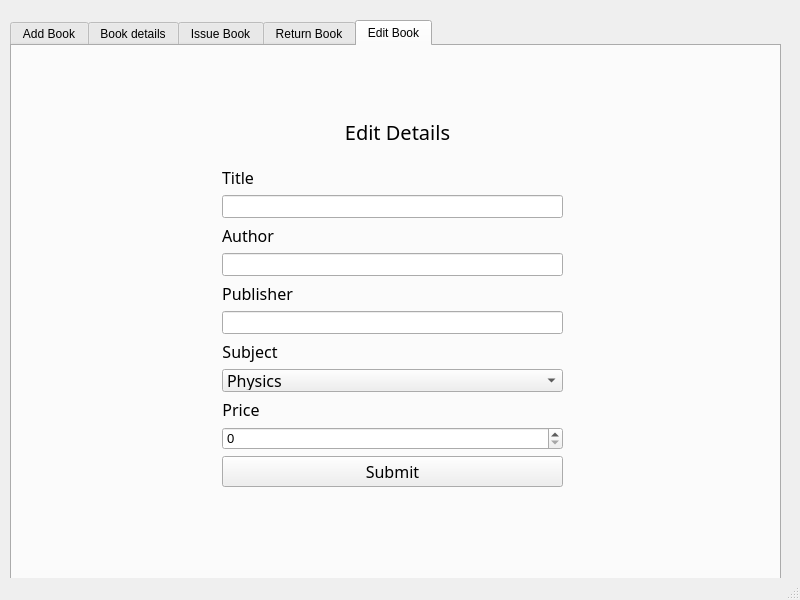
The window that ui/Book Window.ui (amazinglySK/lms-400) describes before a commit, drawn with Qt 5.
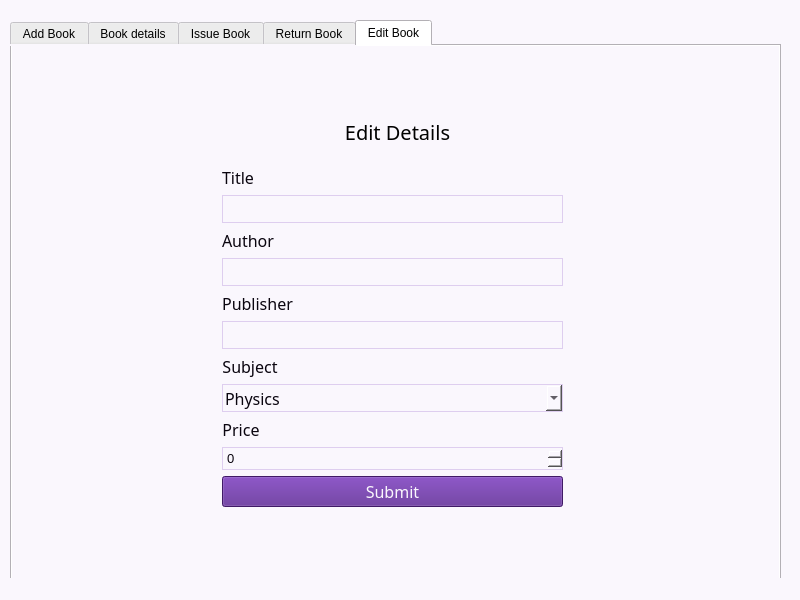
The same window after the commit. The open tabs and pages were chosen to show the change.

Patch:
```diff
--- a/ui/Book Window.ui
+++ b/ui/Book Window.ui
@@ -13,6 +13,9 @@
   <property name="windowTitle">
    <string>Books</string>
   </property>
+  <property name="styleSheet">
+   <string notr="true">background-color : #faf7fd;</string>
+  </property>
   <widget class="QWidget" name="centralwidget">
    <widget class="QTabWidget" name="BookTabs">
     <property name="geometry">
@@ -767,15 +770,18 @@
          <set>Qt::AlignCenter</set>
         </property>
        </widget>
-       <widget class="QWidget" name="">
+       <widget class="QWidget" name="layoutWidget">
         <property name="geometry">
          <rect>
           <x>200</x>
           <y>110</y>
           <width>341</width>
-          <height>321</height>
+          <height>341</height>
          </rect>
         </property>
+        <property name="styleSheet">
+         <string notr="true">color : #0a050f;</string>
+        </property>
         <layout class="QVBoxLayout" name="verticalLayout_7">
          <item>
           <layout class="QFormLayout" name="formLayout_2">
@@ -812,6 +818,9 @@
                <pointsize>12</pointsize>
               </font>
              </property>
+             <property name="styleSheet">
+              <string notr="true">color : #0a050f; border : 1px solid #deceef; padding : 2px;</string>
+             </property>
             </widget>
            </item>
            <item row="1" column="0">
@@ -828,6 +837,9 @@
                <pointsize>12</pointsize>
               </font>
              </property>
+             <property name="styleSheet">
+              <string notr="true">color : #0a050f;</string>
+             </property>
              <property name="text">
               <string>Author</string>
              </property>
@@ -844,6 +856,9 @@
                <pointsize>12</pointsize>
               </font>
              </property>
+             <property name="styleSheet">
+              <string notr="true">color : #0a050f; border : 1px solid #deceef; padding : 2px;</string>
+             </property>
             </widget>
            </item>
            <item row="2" column="0">
@@ -860,6 +875,9 @@
                <pointsize>12</pointsize>
               </font>
              </property>
+             <property name="styleSheet">
+              <string notr="true">color : #0a050f;</string>
+             </property>
              <property name="text">
               <string>Publisher</string>
              </property>
@@ -876,6 +894,9 @@
                <pointsize>12</pointsize>
               </font>
              </property>
+             <property name="styleSheet">
+              <string notr="true">color : #0a050f; border : 1px solid #deceef; padding : 2px;</string>
+             </property>
             </widget>
            </item>
            <item row="3" column="0">
@@ -892,6 +913,9 @@
                <pointsize>12</pointsize>
               </font>
              </property>
+             <property name="styleSheet">
+              <string notr="true">color : #0a050f;</string>
+             </property>
              <property name="text">
               <string>Subject</string>
              </property>
@@ -908,6 +932,9 @@
                <pointsize>12</pointsize>
               </font>
              </property>
+             <property name="styleSheet">
+              <string notr="true">color : #0a050f; border : 1px solid #deceef; padding : 2px;</string>
+             </property>
              <item>
               <property name="text">
                <string>Physics</string>
@@ -949,6 +976,9 @@
                <pointsize>12</pointsize>
               </font>
              </property>
+             <property name="styleSheet">
+              <string notr="true">color : #0a050f;</string>
+             </property>
              <property name="text">
               <string>Price</string>
              </property>
@@ -970,6 +1000,9 @@
                <pointsize>10</pointsize>
               </font>
              </property>
+             <property name="styleSheet">
+              <string notr="true">color : #0a050f; border : 1px solid #deceef; padding : 2px;</string>
+             </property>
             </widget>
            </item>
           </layout>
@@ -982,6 +1015,9 @@
              <pointsize>12</pointsize>
             </font>
            </property>
+           <property name="styleSheet">
+            <string notr="true">color : #faf7fd; background-color : #59248f</string>
+           </property>
            <property name="text">
             <string>Submit</string>
            </property>
```
Left out of the diff: 132 changed lines with no effect on the pictures.
